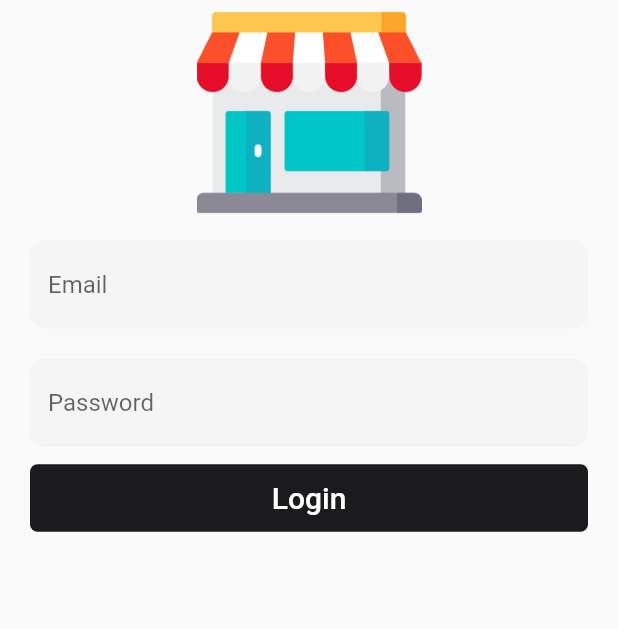
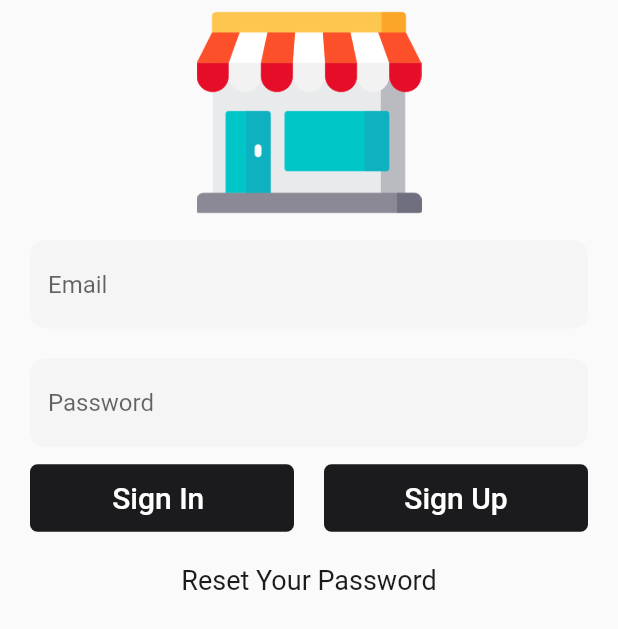
Before and after one commit to tauhidul252/eShop, a Flutter app: the screen it shows after launch, on a phone screen of 412 x 824 dp. Shown: the top 629 px of the screen. Run offline on Flutter 3.47's test engine with Material 2 defaults, Android fonts, the phone set to English and light mode, and no system bars.

Commit message:
Login screen Login screen 2 buttons and text set reset is set

```diff
--- a/lib/screen/loginScreen/login_screen.dart
+++ b/lib/screen/loginScreen/login_screen.dart
@@ -1,4 +1,5 @@
 import 'package:eshop/appColors/app_colors.dart';
+import 'package:eshop/stylies/login_screen_stylies.dart';
 import 'package:eshop/widgets/my_button_widget.dart';
 import 'package:eshop/widgets/my_textfromefield_widget.dart';
 import 'package:flutter/material.dart';
@@ -38,11 +39,20 @@ Widget buildTopPart(){
               Expanded(child: MyButtonwidget(
 
                 color: AppColors.baseBlackColor,
-                onPress: (){}, text: 'Login',
+                onPress: (){}, text: 'Sign In ',
+              ),
+              ),
+              SizedBox(width: 20,),
+              Expanded(child: MyButtonwidget(
+
+                color: AppColors.baseBlackColor,
+                onPress: (){}, text: 'Sign Up',
               ),
               ),
           ]),
         ),
+        SizedBox(height: 20,),
+        Text("Reset Your Password",style: LoginScreenStylies.resetPasswordStylies,)
     ],
   );
 }
--- /dev/null
+++ b/lib/stylies/login_screen_stylies.dart
@@ -0,0 +1,9 @@
+import 'package:eshop/appColors/app_colors.dart';
+import 'package:flutter/cupertino.dart';
+
+class LoginScreenStylies{
+  static const TextStyle resetPasswordStylies=TextStyle(
+    color: AppColors.baseBlackColor,
+    fontSize: 18,
+  );
+}
```
